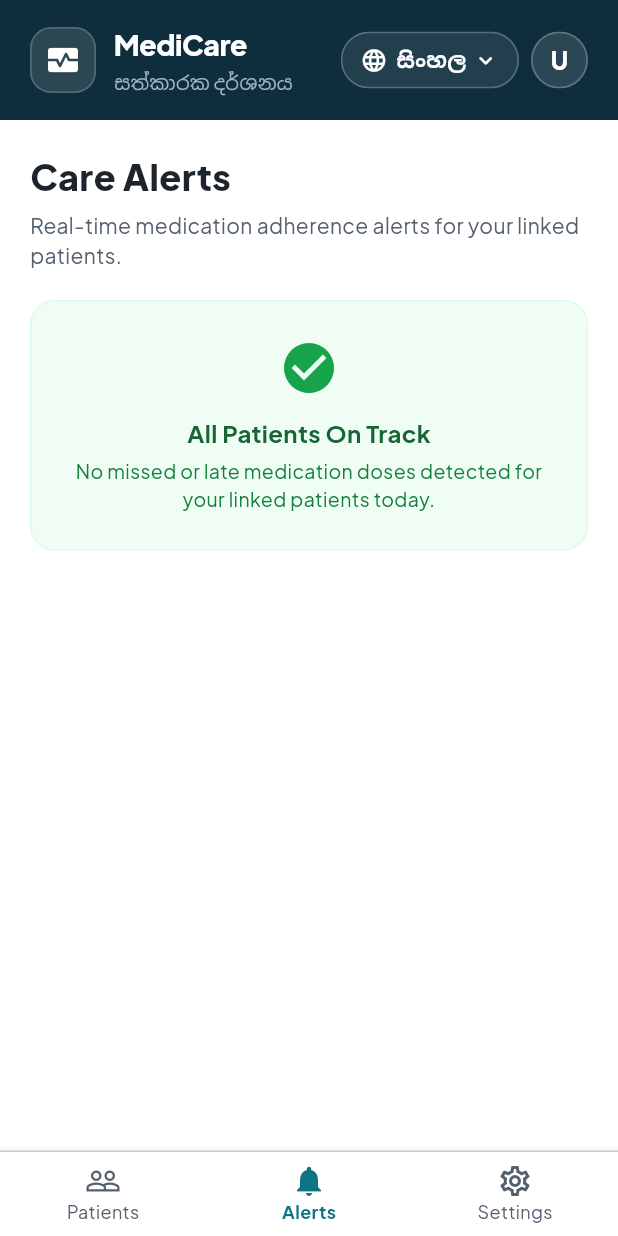
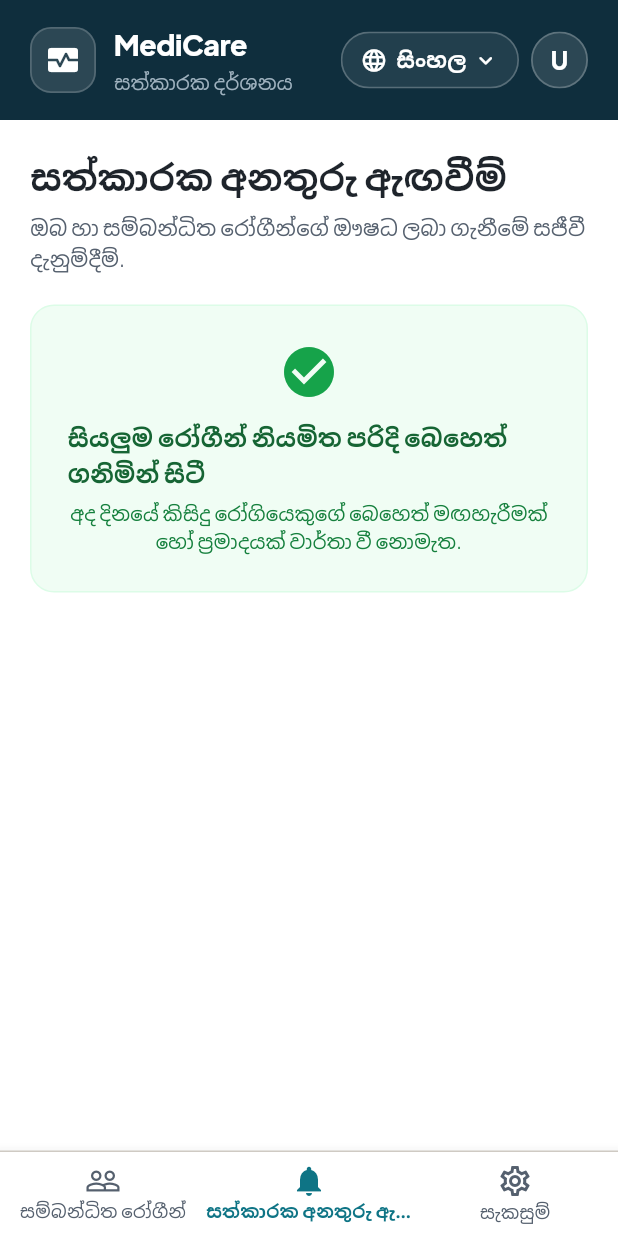
Before and after one commit to divyanjali2/medicare-app, a Flutter app: the CaregiverScreen screen opened directly, item 2 of the bottom bar chosen, on a phone screen of 412 x 824 dp. Run offline on Flutter 3.47's test engine with Material 3 defaults, Android fonts, the phone set to English and light mode, and no system bars; our stand-ins replace cloud_firestore, connectivity_plus, firebase_auth, firebase_core, flutter_local_notifications, google_fonts and 2 more; missing offline and left inert: google_mlkit_text_recognition; accounts and stored records are empty; generated files the repository leaves out were written again.

Commit message:
feat: add localization support, UI screens, and app theme for medicare-app

```diff
--- a/lib/l10n/app_localizations.dart
+++ b/lib/l10n/app_localizations.dart
@@ -730,6 +730,252 @@ abstract class AppLocalizations {
   /// In en, this message translates to:
   /// **'Fill in the medication details and reminder schedule below.'**
   String get manualEntrySubtitle;
+
+  /// No description provided for @afternoon.
+  ///
+  /// In en, this message translates to:
+  /// **'Afternoon'**
+  String get afternoon;
+
+  /// No description provided for @careAlerts.
+  ///
+  /// In en, this message translates to:
+  /// **'Care Alerts'**
+  String get careAlerts;
+
+  /// No description provided for @careAlertsDesc.
+  ///
+  /// In en, this message translates to:
+  /// **'Real-time medication adherence alerts for your linked patients.'**
+  String get careAlertsDesc;
+
+  /// No description provided for @allPatientsOnTrack.
+  ///
+  /// In en, this message translates to:
+  /// **'All Patients On Track'**
+  String get allPatientsOnTrack;
+
+  /// No description provided for @noMissedDosesToday.
+  ///
+  /// In en, this message translates to:
+  /// **'No missed or late medication doses detected for your linked patients today.'**
+  String get noMissedDosesToday;
+
+  /// No description provided for @viewAction.
+  ///
+  /// In en, this message translates to:
+  /// **'View'**
+  String get viewAction;
+
+  /// No description provided for @callAction.
+  ///
+  /// In en, this message translates to:
+  /// **'Call'**
+  String get callAction;
+
+  /// No description provided for @checkIn.
+  ///
+  /// In en, this message translates to:
+  /// **'Check In'**
+  String get checkIn;
+
+  /// No description provided for @settings.
+  ///
+  /// In en, this message translates to:
+  /// **'Settings'**
+  String get settings;
+
+  /// No description provided for @appLanguage.
+  ///
+  /// In en, this message translates to:
+  /// **'App Language'**
+  String get appLanguage;
+
+  /// No description provided for @roleCaregiver.
+  ///
+  /// In en, this message translates to:
+  /// **'Role: Caregiver'**
+  String get roleCaregiver;
+
+  /// No description provided for @rolePatient.
+  ///
+  /// In en, this message translates to:
+  /// **'Role: Patient'**
+  String get rolePatient;
+
+  /// No description provided for @adherenceCalendar.
+  ///
+  /// In en, this message translates to:
+  /// **'Adherence Calendar'**
+  String get adherenceCalendar;
+
+  /// No description provided for @todaysDoses.
+  ///
+  /// In en, this message translates to:
+  /// **'Today\'s Doses'**
+  String get todaysDoses;
+
+  /// No description provided for @scheduleManagedByPatient.
+  ///
+  /// In en, this message translates to:
+  /// **'Medication schedule and dose logs are managed directly by the patient.'**
+  String get scheduleManagedByPatient;
+
+  /// No description provided for @scanMedicineCard.
+  ///
+  /// In en, this message translates to:
+  /// **'Scan medicine card'**
+  String get scanMedicineCard;
+
+  /// No description provided for @uploadFromGallery.
+  ///
+  /// In en, this message translates to:
+  /// **'Upload from gallery'**
+  String get uploadFromGallery;
+
+  /// No description provided for @takePhoto.
+  ///
+  /// In en, this message translates to:
+  /// **'Take photo with camera'**
+  String get takePhoto;
+
+  /// No description provided for @chooseFromGallery.
+  ///
+  /// In en, this message translates to:
+  /// **'Choose from gallery'**
+  String get chooseFromGallery;
+
+  /// No description provided for @customTime.
+  ///
+  /// In en, this message translates to:
+  /// **'Custom time'**
+  String get customTime;
+
+  /// No description provided for @selectTime.
+  ///
+  /// In en, this message translates to:
+  /// **'Select Time'**
+  String get selectTime;
+
+  /// No description provided for @deleteMedicine.
+  ///
+  /// In en, this message translates to:
+  /// **'Delete Medicine'**
+  String get deleteMedicine;
+
+  /// No description provided for @confirmDeleteMedicine.
+  ///
+  /// In en, this message translates to:
+  /// **'Are you sure you want to delete this medicine?'**
+  String get confirmDeleteMedicine;
+
+  /// No description provided for @editMedicine.
+  ///
+  /// In en, this message translates to:
+  /// **'Edit Medicine'**
+  String get editMedicine;
+
+  /// No description provided for @close.
+  ///
+  /// In en, this message translates to:
+  /// **'Close'**
+  String get close;
+
+  /// No description provided for @confirm.
+  ///
+  /// In en, this message translates to:
+  /// **'Confirm'**
+  String get confirm;
+
+  /// No description provided for @enterInviteCodeHint.
+  ///
+  /// In en, this message translates to:
+  /// **'Enter the 6-character invite code generated on your patient\'s device:'**
+  String get enterInviteCodeHint;
+
+  /// No description provided for @inviteCodeLabel.
+  ///
+  /// In en, this message translates to:
+  /// **'Invite Code'**
+  String get inviteCodeLabel;
+
+  /// No description provided for @linkPatientBtn.
+  ///
+  /// In en, this message translates to:
+  /// **'Link Patient'**
+  String get linkPatientBtn;
+
+  /// No description provided for @unlinkPatientTitle.
+  ///
+  /// In en, this message translates to:
+  /// **'Unlink Patient'**
+  String get unlinkPatientTitle;
+
+  /// No description provided for @copyNumber.
+  ///
+  /// In en, this message translates to:
+  /// **'Copy Number'**
+  String get copyNumber;
+
+  /// No description provided for @openPhoneDialer.
+  ///
+  /// In en, this message translates to:
+  /// **'Open Phone Dialer'**
+  String get openPhoneDialer;
+
+  /// No description provided for @directPhoneCall.
+  ///
+  /// In en, this message translates to:
+  /// **'Direct phone call'**
+  String get directPhoneCall;
+
+  /// No description provided for @timesOfDay.
+  ///
+  /// In en, this message translates to:
+  /// **'Times of day'**
+  String get timesOfDay;
+
+  /// No description provided for @passwordLabel.
+  ///
+  /// In en, this message translates to:
+  /// **'Password'**
+  String get passwordLabel;
+
+  /// No description provided for @passwordHint.
+  ///
+  /// In en, this message translates to:
+  /// **'Enter your password'**
+  String get passwordHint;
+
+  /// No description provided for @forgotPassword.
+  ///
+  /// In en, this message translates to:
+  /// **'Forgot password?'**
+  String get forgotPassword;
+
+  /// No description provided for @resetPassword.
+  ///
+  /// In en, this message translates to:
+  /// **'Reset Password'**
+  String get resetPassword;
+
+  /// No description provided for @enterNewPassword.
+  ///
+  /// In en, this message translates to:
+  /// **'Enter new password'**
+  String get enterNewPassword;
+
+  /// No description provided for @verifyOtp.
+  ///
+  /// In en, this message translates to:
+  /// **'Verify Code'**
+  String get verifyOtp;
+
+  /// No description provided for @otpSentToPhone.
+  ///
+  /// In en, this message translates to:
+  /// **'Verification code has been sent to your phone'**
+  String get otpSentToPhone;
 }
 
 class _AppLocalizationsDelegate extends LocalizationsDelegate<AppLocalizations> {
--- a/lib/l10n/app_si.arb
+++ b/lib/l10n/app_si.arb
@@ -105,5 +105,46 @@
   "saving": "සුරකිමින් පවතී...",
   "exit": "පිටවීම",
   "manualEntry": "අතින් ඇතුළත් කිරීම",
-  "manualEntrySubtitle": "බෙහෙතේ විස්තර සහ වේලාවන් පහතින් සටහන් කරන්න."
+  "manualEntrySubtitle": "බෙහෙතේ විස්තර සහ වේලාවන් පහතින් සටහන් කරන්න.",
+  "afternoon": "දහවල්",
+  "careAlerts": "සත්කාරක අනතුරු ඇඟවීම්",
+  "careAlertsDesc": "ඔබ හා සම්බන්ධිත රෝගීන්ගේ ඖෂධ ලබා ගැනීමේ සජීවී දැනුම්දීම්.",
+  "allPatientsOnTrack": "සියලුම රෝගීන් නියමිත පරිදි බෙහෙත් ගනිමින් සිටී",
+  "noMissedDosesToday": "අද දිනයේ කිසිදු රෝගියෙකුගේ බෙහෙත් මඟහැරීමක් හෝ ප්‍රමාදයක් වාර්තා වී නොමැත.",
+  "viewAction": "බලන්න",
+  "callAction": "අමතන්න",
+  "checkIn": "සොයා බලන්න",
+  "settings": "සැකසුම්",
+  "appLanguage": "යෙදුමේ භාෂාව",
+  "roleCaregiver": "කාර්යභාරය: රැකබලා ගන්නා",
+  "rolePatient": "කාර්යභාරය: රෝගියා",
+  "adherenceCalendar": "ඖෂධ දින දර්ශනය",
+  "todaysDoses": "අද දින ලබාගත යුතු මාත්‍රා",
+  "scheduleManagedByPatient": "ඖෂධ කාලසටහන සහ සටහන් රෝගියා විසින් සෘජුවම කළමනාකරණය කරනු ලැබේ.",
+  "scanMedicineCard": "බෙහෙත් කාඩ්පත ස්කෑන් කරන්න",
+  "uploadFromGallery": "ගැලරියෙන් තෝරන්න",
+  "takePhoto": "කැමරාවෙන් ඡායාරූපයක් ගන්න",
+  "chooseFromGallery": "ගැලරියෙන් ඡායාරූපයක් තෝරන්න",
+  "customTime": "නියමිත වේලාව",
+  "selectTime": "වේලාව තෝරන්න",
+  "deleteMedicine": "බෙහෙත ඉවත් කරන්න",
+  "confirmDeleteMedicine": "මෙම බෙහෙත ඉවත් කිරීමට ඔබට විශ්වාසද?",
+  "editMedicine": "බෙහෙත් විස්තර සංස්කරණය",
+  "close": "වසන්න",
+  "confirm": "තහවුරු කරන්න",
+  "enterInviteCodeHint": "රෝගියාගේ දුරකථනයේ ඇති අක්ෂර 6ක ආරාධනා කේතය ඇතුළත් කරන්න:",
+  "inviteCodeLabel": "ආරාධනා කේතය",
+  "linkPatientBtn": "රෝගියා සම්බන්ධ කරන්න",
+  "unlinkPatientTitle": "රෝගියා ඉවත් කරන්න",
+  "copyNumber": "අංකය පිටපත් කරන්න",
+  "openPhoneDialer": "දුරකථන ඩයලරය විවෘත කරන්න",
+  "directPhoneCall": "සෘජු දුරකථන ඇමතුම",
+  "timesOfDay": "දවසේ වේලාවන්",
+  "passwordLabel": "මුරපදය",
+  "passwordHint": "ඔබගේ මුරපදය ඇතුළත් කරන්න",
+  "forgotPassword": "මුරපදය අමතක වුණාද?",
+  "resetPassword": "මුරපදය නැවත සකසන්න",
+  "enterNewPassword": "නව මුරපදයක් ඇතුළත් කරන්න",
+  "verifyOtp": "කේතය තහවුරු කරන්න",
+  "otpSentToPhone": "සත්‍යාපන කේතය ඔබගේ දුරකථනයට යවන ලදී"
 }
--- a/lib/screens/caregiver_screen.dart
+++ b/lib/screens/caregiver_screen.dart
@@ -694,21 +694,21 @@ class _CaregiverScreenState extends State<CaregiverScreen> {
           onTap: (index) {
             setState(() => _currentNavIndex = index);
           },
-          items: const [
+          items: [
             BottomNavigationBarItem(
-              icon: Icon(Icons.people_outline),
-              activeIcon: Icon(Icons.people, color: AppColors.brandTeal),
-              label: 'Patients',
+              icon: const Icon(Icons.people_outline),
+              activeIcon: const Icon(Icons.people, color: AppColors.brandTeal),
+              label: l10n?.linkedPatients ?? 'Patients',
             ),
             BottomNavigationBarItem(
-              icon: Icon(Icons.notifications_outlined),
-              activeIcon: Icon(Icons.notifications, color: AppColors.brandTeal),
-              label: 'Alerts',
+              icon: const Icon(Icons.notifications_outlined),
+              activeIcon: const Icon(Icons.notifications, color: AppColors.brandTeal),
+              label: l10n?.careAlerts ?? 'Alerts',
             ),
             BottomNavigationBarItem(
-              icon: Icon(Icons.settings_outlined),
-              activeIcon: Icon(Icons.settings, color: AppColors.brandTeal),
-              label: 'Settings',
+              icon: const Icon(Icons.settings_outlined),
+              activeIcon: const Icon(Icons.settings, color: AppColors.brandTeal),
+              label: l10n?.settings ?? 'Settings',
             ),
           ],
         ),
@@ -1202,7 +1202,7 @@ class _CaregiverScreenState extends State<CaregiverScreen> {
                                         child: ElevatedButton.icon(
                                           onPressed: () => _openPatientDetail(context, patient),
                                           icon: const Icon(Icons.calendar_month, size: 16),
-                                          label: const Text('Calendar'),
+                                          label: Text(l10n?.calendar ?? 'Calendar'),
                                           style: ElevatedButton.styleFrom(
                                             backgroundColor: AppColors.brandTeal,
                                             foregroundColor: Colors.white,
@@ -1222,7 +1222,7 @@ class _CaregiverScreenState extends State<CaregiverScreen> {
                                           recipientName: patient.name,
                                         ),
                                         icon: const Icon(Icons.call, size: 16),
-                                        label: const Text('Call'),
+                                        label: Text(l10n?.callAction ?? 'Call'),
                                         style: OutlinedButton.styleFrom(
                                           foregroundColor: const Color(0xFF2E7D4E),
                                           side: const BorderSide(color: Color(0xFF2E7D4E)),
@@ -1268,18 +1268,18 @@ class _CaregiverScreenState extends State<CaregiverScreen> {
     return ListView(
       padding: const EdgeInsets.all(20),
       children: [
-        const Text(
-          'Care Alerts',
-          style: TextStyle(
+        Text(
+          l10n?.careAlerts ?? 'Care Alerts',
+          style: const TextStyle(
             fontSize: 24,
             fontWeight: FontWeight.w800,
             color: AppColors.textDark,
           ),
         ),
         const SizedBox(height: 6),
-        const Text(
-          'Real-time medication adherence alerts for your linked patients.',
-          style: TextStyle(fontSize: 14, color: AppColors.textMuted),
+        Text(
+          l10n?.careAlertsDesc ?? 'Real-time medication adherence alerts for your linked patients.',
+          style: const TextStyle(fontSize: 14, color: AppColors.textMuted),
         ),
         const SizedBox(height: 20),
         if (attentionPatients.isEmpty)
@@ -1290,23 +1290,23 @@ class _CaregiverScreenState extends State<CaregiverScreen> {
               borderRadius: BorderRadius.circular(16),
               border: Border.all(color: const Color(0xFFDCFCE7)),
             ),
-            child: const Column(
+            child: Column(
               children: [
-                Icon(Icons.check_circle, color: Color(0xFF16A34A), size: 40),
-                SizedBox(height: 12),
+                const Icon(Icons.check_circle, color: Color(0xFF16A34A), size: 40),
+                const SizedBox(height: 12),
                 Text(
-                  'All Patients On Track',
-                  style: TextStyle(
+                  l10n?.allPatientsOnTrack ?? 'All Patients On Track',
+                  style: const TextStyle(
                     fontSize: 16,
                     fontWeight: FontWeight.bold,
                     color: Color(0xFF166534),
                   ),
                 ),
-                SizedBox(height: 4),
+                const SizedBox(height: 4),
                 Text(
-                  'No missed or late medication doses detected for your linked patients today.',
+                  l10n?.noMissedDosesToday ?? 'No missed or late medication doses detected for your linked patients today.',
                   textAlign: TextAlign.center,
-                  style: TextStyle(fontSize: 13, color: Color(0xFF15803D)),
+                  style: const TextStyle(fontSize: 13, color: Color(0xFF15803D)),
                 ),
               ],
             ),
@@ -1354,7 +1354,7 @@ class _CaregiverScreenState extends State<CaregiverScreen> {
                       recipientName: card.profile.name,
                     ),
                     icon: const Icon(Icons.call, size: 14),
-                    label: const Text('Call'),
+                    label: Text(l10n?.callAction ?? 'Call'),
                     style: ElevatedButton.styleFrom(
                       backgroundColor: const Color(0xFF2E7D4E),
                       foregroundColor: Colors.white,
@@ -1366,7 +1366,7 @@ class _CaregiverScreenState extends State<CaregiverScreen> {
                   const SizedBox(width: 8),
                   TextButton(
                     onPressed: () => _openPatientDetail(context, card.profile),
-                    child: const Text('View'),
+                    child: Text(l10n?.viewAction ?? 'View'),
                   ),
                 ],
               ),
@@ -1382,9 +1382,9 @@ class _CaregiverScreenState extends State<CaregiverScreen> {
     return ListView(
       padding: const EdgeInsets.all(20),
       children: [
-        const Text(
-          'Settings',
-          style: TextStyle(
+        Text(
+          l10n?.settings ?? 'Settings',
+          style: const TextStyle(
             fontSize: 24,
             fontWeight: FontWeight.w800,
             color: AppColors.textDark,
@@ -1402,7 +1402,7 @@ class _CaregiverScreenState extends State<CaregiverScreen> {
             crossAxisAlignment: CrossAxisAlignment.start,
             children: [
               Text(
-                profile?.name ?? 'Caregiver',
+                profile?.name ?? (l10n?.caregiverMode ?? 'Caregiver'),
                 style: const TextStyle(fontSize: 18, fontWeight: FontWeight.bold),
               ),
               const SizedBox(height: 4),
@@ -1417,9 +1417,9 @@ class _CaregiverScreenState extends State<CaregiverScreen> {
                   color: const Color(0xFFDCF0F2),
                   borderRadius: BorderRadius.circular(8),
                 ),
-                child: const Text(
-                  'Role: Caregiver',
-                  style: TextStyle(
+                child: Text(
+                  l10n?.roleCaregiver ?? 'Role: Caregiver',
+                  style: const TextStyle(
                     fontSize: 12,
                     fontWeight: FontWeight.bold,
                     color: Color(0xFF0E7485),
@@ -1437,7 +1437,7 @@ class _CaregiverScreenState extends State<CaregiverScreen> {
             side: const BorderSide(color: Color(0xFFE2E4E8)),
           ),
           leading: const Icon(Icons.language, color: AppColors.brandTeal),
-          title: const Text('App Language', style: TextStyle(fontWeight: FontWeight.w600)),
+          title: Text(l10n?.appLanguage ?? 'App Language', style: const TextStyle(fontWeight: FontWeight.w600)),
           trailing: const LanguagePillSelector(isDark: false),
         ),
         const SizedBox(height: 12),
@@ -1448,7 +1448,7 @@ class _CaregiverScreenState extends State<CaregiverScreen> {
             side: const BorderSide(color: Color(0xFFE2E4E8)),
           ),
           leading: const Icon(Icons.logout, color: Colors.redAccent),
-          title: const Text('Sign Out', style: TextStyle(fontWeight: FontWeight.w600, color: Colors.redAccent)),
+          title: Text(l10n?.signOutButton ?? 'Sign Out', style: const TextStyle(fontWeight: FontWeight.w600, color: Colors.redAccent)),
           onTap: () async {
             await AuthService.instance.signOut();
             if (!mounted) return;
```
Also changed, not shown: lib/l10n/app_en.arb (+42 -1 lines), lib/l10n/app_localizations_en.dart (+123 -0 lines), lib/l10n/app_localizations_si.dart (+123 -0 lines), lib/screens/add_medicine_screen.dart (+12 -11 lines), lib/screens/patient_detail_screen.dart (+10 -9 lines), lib/theme/app_theme.dart (+8 -0 lines).
